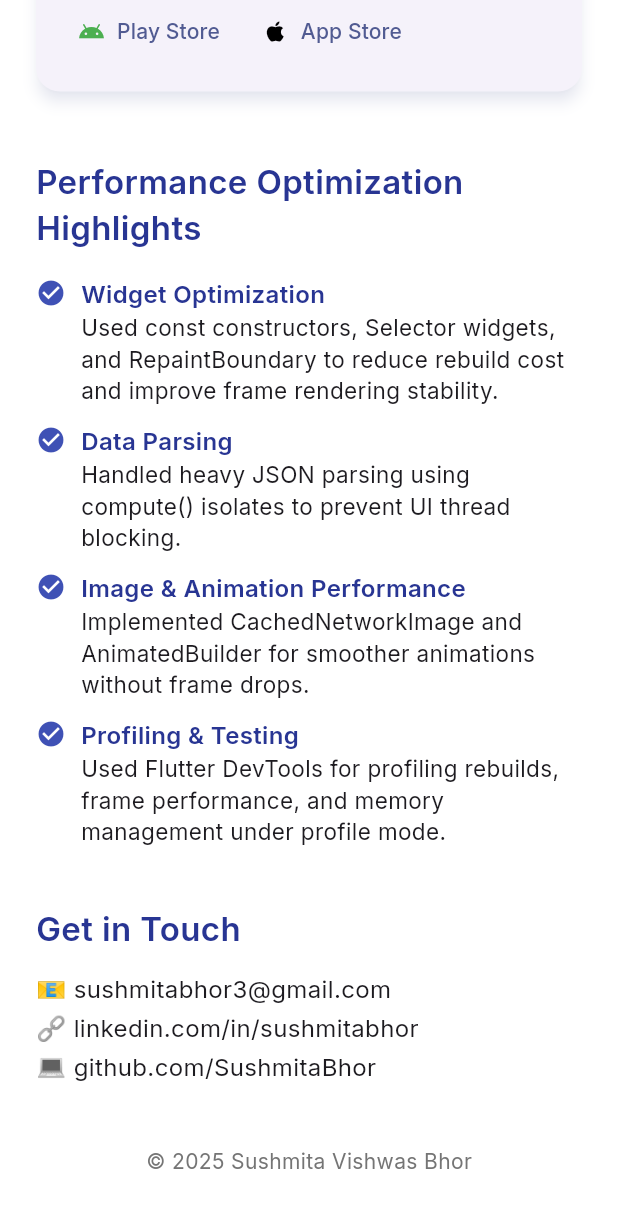
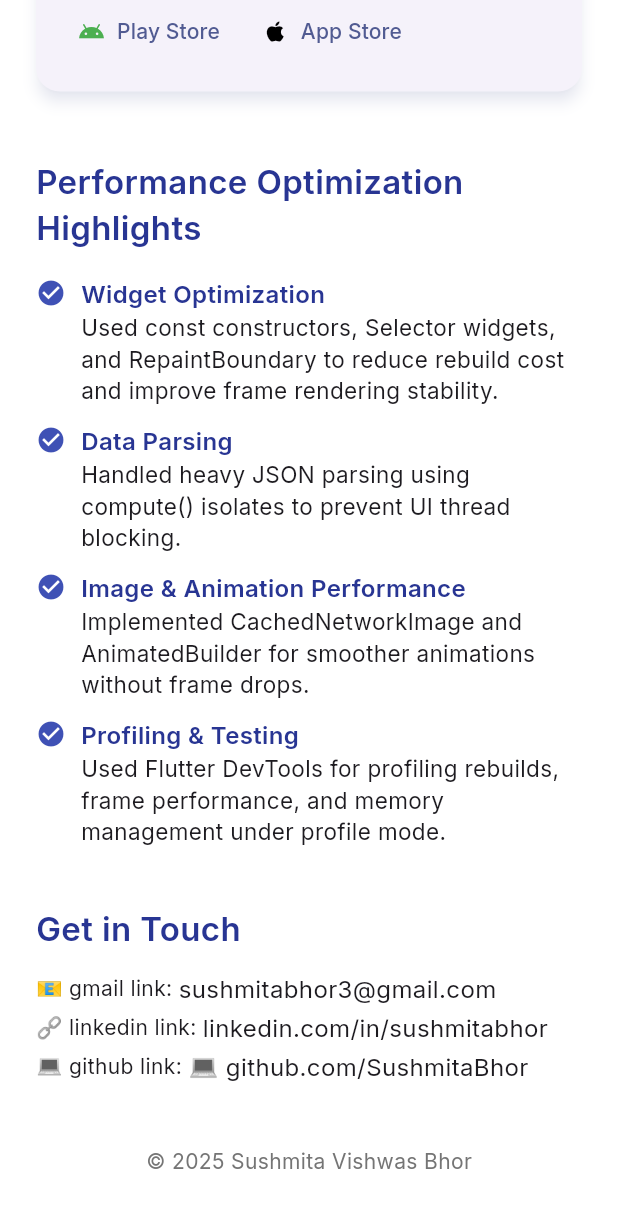
Before and after one commit to SushmitaBhor/flutter_portfolio, a Flutter app: the screen it shows after launch, scrolled down 1599 dp, on a phone screen of 412 x 824 dp. Shown: the top 1208 px of the screen. Run offline on Flutter 3.47's test engine with Material 3 defaults, Android fonts, the phone set to English and light mode, and no system bars; our stand-ins replace animate_do, google_fonts.

```diff
--- a/lib/main.dart
+++ b/lib/main.dart
@@ -175,9 +175,60 @@ class PortfolioHomePage extends StatelessWidget {
               const SizedBox(height: 12),
               FadeInUp(
                 duration: const Duration(milliseconds: 1100),
-                child: Text(
-                  '📧 sushmitabhor3@gmail.com\n🔗 linkedin.com/in/sushmitabhor\n💻 github.com/SushmitaBhor',
-                  style: GoogleFonts.inter(fontSize: 16, height: 1.6),
+                child: Column(
+                  children: [
+                    Row(
+                      children: [
+                        Text('📧 gmail link: '),
+                        InkWell(
+                          onTap: () async {
+                            launchUrlString(
+                              'mailto:sushmitabhor3@gmail.com}',
+                              mode: LaunchMode.externalApplication,
+                            );
+                          },
+                          child: Text(
+                            'sushmitabhor3@gmail.com',
+                            style: GoogleFonts.inter(fontSize: 16, height: 1.6),
+                          ),
+                        ),
+                      ],
+                    ),
+                    Row(
+                      children: [
+                        Text('🔗 linkedin link: '),
+                        InkWell(
+                          onTap: () async {
+                            launchUrlString(
+                              "https://www.linkedin.com/in/sushmitabhor/",
+                              mode: LaunchMode.externalApplication,
+                            );
+                          },
+                          child: Text(
+                            'linkedin.com/in/sushmitabhor',
+                            style: GoogleFonts.inter(fontSize: 16, height: 1.6),
+                          ),
+                        ),
+                      ],
+                    ),
+                    Row(
+                      children: [
+                        Text('💻 github link: '),
+                        InkWell(
+                          onTap: () async {
+                            launchUrlString(
+                              "https://github.com/SushmitaBhor",
+                              mode: LaunchMode.externalApplication,
+                            );
+                          },
+                          child: Text(
+                            '💻 github.com/SushmitaBhor  ',
+                            style: GoogleFonts.inter(fontSize: 16, height: 1.6),
+                          ),
+                        ),
+                      ],
+                    ),
+                  ],
                 ),
               ),
 
```
Also changed, not shown: 4 other files.
